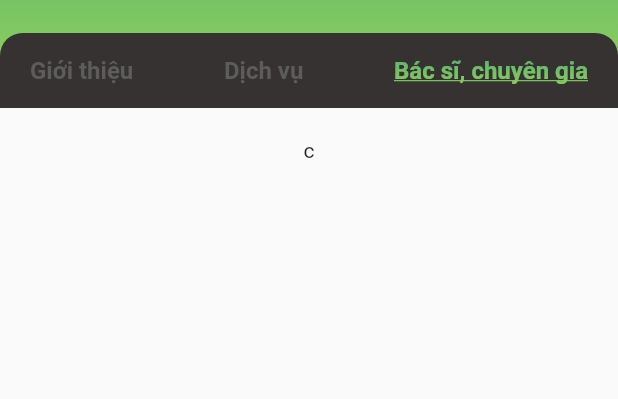
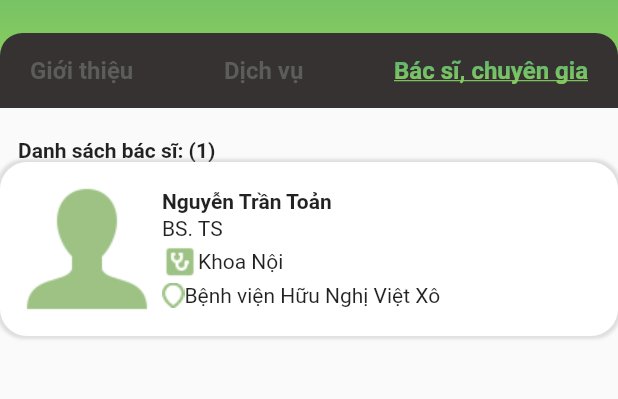
Before and after one commit to vominhthongss/seniorplus, a Flutter app: the FacilityDetailScreen screen opened directly with empty values, after a tap on "Dịch vụ", after a tap on "Bác sĩ, chuyên gia", on a phone screen of 412 x 824 dp, the part 117-516 px from its top. Run offline on Flutter 3.47's test engine with Material 2 defaults, Android fonts, the phone set to English and light mode, and no system bars; our stand-ins replace dio, flutter_svg; network calls fail.

Commit message:
add tab3

```diff
--- /dev/null
+++ b/lib/interfaces/doctor.dart
@@ -0,0 +1,15 @@
+class Doctor {
+  final String name;
+  final String? avatar;
+  final String job;
+  final String department;
+  final String hospital;
+
+  const Doctor({
+    required this.name,
+    this.avatar,
+    required this.job,
+    required this.department,
+    required this.hospital,
+  });
+}
--- a/lib/screens/facility-detail-screen.dart
+++ b/lib/screens/facility-detail-screen.dart
@@ -1,9 +1,11 @@
 import 'package:flutter/material.dart';
 import 'package:flutter/src/widgets/framework.dart';
 import 'package:flutter/src/widgets/placeholder.dart';
+import 'package:seniorplus/interfaces/doctor.dart';
 import 'package:seniorplus/interfaces/health-department.dart';
 import 'package:seniorplus/interfaces/hospital.dart';
 import 'package:seniorplus/widgets/button.dart';
+import 'package:seniorplus/widgets/doctor-item.dart';
 import 'package:seniorplus/widgets/health-service-item.dart';
 import 'package:seniorplus/widgets/hospital-item.dart';
 import 'package:seniorplus/widgets/shader-text.dart';
@@ -172,9 +174,45 @@
 }
 
 class _Tab3State extends State<Tab3> {
+  final List<Doctor> doctors = [
+    const Doctor(
+      hospital: 'Bệnh viện Hữu Nghị Việt Xô',
+      name: 'Nguyễn Trần Toản',
+      job: 'BS. TS',
+      department: 'Khoa Nội',
+    )
+  ];
   @override
   Widget build(BuildContext context) {
-    return Text('c');
+    return Column(
+      children: [
+        Row(
+          children: [
+            Row(
+              children: [
+                Padding(
+                  padding: const EdgeInsets.only(left: 12),
+                  child: Text(
+                    'Danh sách bác sĩ: (${doctors.length})',
+                    style: const TextStyle(fontWeight: FontWeight.bold),
+                  ),
+                ),
+              ],
+            ),
+          ],
+        ),
+        SizedBox(
+          height: MediaQuery.of(context).size.height,
+          child: ListView.builder(
+            itemCount: doctors.length,
+            itemBuilder: (context, index) {
+              final item = doctors[index];
+              return DoctorItem(item: item);
+            },
+          ),
+        ),
+      ],
+    );
   }
 }
 
@@ -189,25 +227,36 @@
 
 class _Tab2State extends State<Tab2> {
   final List<HealthService> healthDepartments = [
-    HealthService('Khám Nội Khoa (Lão Khoa)', '50.000 VND', '5'),
-    HealthService('Khám Nội Khoa (Lão Khoa)', '50.000 VND', '5'),
-    HealthService('Khám Nội Khoa (Lão Khoa)', '50.000 VND', '5'),
-    HealthService('Khám Nội Khoa (Lão Khoa)', '50.000 VND', '5'),
+    const HealthService('Khám Nội Khoa (Lão Khoa)', '50.000 VND', '5'),
+    const HealthService('Khám Nội Khoa (Lão Khoa)', '50.000 VND', '5'),
+    const HealthService('Khám Nội Khoa (Lão Khoa)', '50.000 VND', '5'),
+    const HealthService('Khám Nội Khoa (Lão Khoa)', '50.000 VND', '5'),
   ];
   @override
   Widget build(BuildContext context) {
     return Column(
       children: [
-        Text('Danh sách dịch vụ: '),
+        Row(
+          children: [
+            Padding(
+              padding: const EdgeInsets.only(left: 12),
+              child: Text(
+                'Danh sách dịch vụ: (${healthDepartments.length})',
+                style: const TextStyle(fontWeight: FontWeight.bold),
+              ),
+            ),
+          ],
+        ),
         SizedBox(
           height: MediaQuery.of(context).size.height,
           child: ListView.builder(
-              itemCount: healthDepartments.length,
-              itemBuilder: (context, index) {
-                final item = healthDepartments[index];
-                return HealthServiceItem(item: item);
-              }),
-        )
+            itemCount: healthDepartments.length,
+            itemBuilder: (context, index) {
+              final item = healthDepartments[index];
+              return HealthServiceItem(item: item);
+            },
+          ),
+        ),
       ],
     );
   }
@@ -261,7 +310,10 @@
                       width: MediaQuery.of(context).size.width / 4,
                       child: Center(
                           child: Column(
-                        children: [Text('Lượt đặt khám'), Text('123 lượt')],
+                        children: const [
+                          Text('Lượt đặt khám'),
+                          Text('123 lượt')
+                        ],
                       ))),
                   Container(
                     width: MediaQuery.of(context).size.width / 4,
@@ -273,7 +325,7 @@
                     ),
                     child: Center(
                         child: Column(
-                      children: [Text('Lượt tư vấn'), Text('23 lượt')],
+                      children: const [Text('Lượt tư vấn'), Text('23 lượt')],
                     )),
                   ),
                   Container(
@@ -285,8 +337,8 @@
                           Row(
                             mainAxisAlignment: MainAxisAlignment.center,
                             children: [
-                              Text('5'),
-                              SizedBox(
+                              const Text('5'),
+                              const SizedBox(
                                 width: 4,
                               ),
                               Image.asset('assets/images/star.png')
--- /dev/null
+++ b/lib/widgets/doctor-item.dart
@@ -0,0 +1,75 @@
+import 'package:flutter/cupertino.dart';
+import 'package:flutter/material.dart';
+import 'package:seniorplus/interfaces/doctor.dart';
+
+class DoctorItem extends StatelessWidget {
+  const DoctorItem({
+    super.key,
+    required this.item,
+  });
+
+  final Doctor item;
+
+  @override
+  Widget build(BuildContext context) {
+    return Container(
+      decoration: BoxDecoration(
+        boxShadow: [
+          BoxShadow(
+            color: Colors.grey.withOpacity(0.3),
+            spreadRadius: 2,
+            blurRadius: 1,
+            offset: const Offset(0, 0),
+          ),
+        ],
+        borderRadius: BorderRadius.circular(18),
+        color: Colors.white,
+      ),
+      child: Padding(
+        padding: const EdgeInsets.all(8.0),
+        child: Row(
+          children: [
+            Image.asset('assets/images/Avatar.png'),
+            Column(
+              crossAxisAlignment: CrossAxisAlignment.start,
+              children: [
+                const SizedBox(
+                  height: 2,
+                ),
+                Text(
+                  item.name,
+                  style: TextStyle(fontWeight: FontWeight.bold),
+                ),
+                const SizedBox(
+                  height: 2,
+                ),
+                Text(item.job),
+                const SizedBox(
+                  height: 2,
+                ),
+                Row(
+                  children: [
+                    Image.asset('assets/images/SystemDiagnostic.png'),
+                    Text(item.department),
+                  ],
+                ),
+                const SizedBox(
+                  height: 2,
+                ),
+                Row(
+                  children: [
+                    Image.asset('assets/images/HospitalLocation.png'),
+                    Text(item.hospital),
+                  ],
+                ),
+                const SizedBox(
+                  height: 2,
+                ),
+              ],
+            ),
+          ],
+        ),
+      ),
+    );
+  }
+}
--- a/lib/widgets/health-service-item.dart
+++ b/lib/widgets/health-service-item.dart
@@ -19,19 +19,49 @@
         child: Container(
           decoration: BoxDecoration(
               border: Border.all(width: 1, color: Colors.black),
-              borderRadius: BorderRadius.circular(10)),
+              borderRadius: BorderRadius.circular(18)),
           child: Row(
             mainAxisAlignment: MainAxisAlignment.spaceBetween,
             children: [
-              Column(
-                crossAxisAlignment: CrossAxisAlignment.start,
-                children: [Text(item.name), Text(item.price)],
+              Padding(
+                padding: const EdgeInsets.all(12.0),
+                child: Column(
+                  crossAxisAlignment: CrossAxisAlignment.start,
+                  children: [
+                    Text(item.name),
+                    const SizedBox(
+                      height: 3,
+                    ),
+                    Row(
+                      children: [
+                        Image.asset('assets/images/AveragePrice.png'),
+                        Text(item.price),
+                      ],
+                    )
+                  ],
+                ),
               ),
               Row(
                 children: [
                   Padding(
                     padding: const EdgeInsets.only(top: 20),
-                    child: Text(item.rate),
+                    child: Container(
+                        decoration: BoxDecoration(
+                          borderRadius: BorderRadius.circular(12),
+                          color: Color(0xffFFB800),
+                        ),
+                        child: Padding(
+                          padding: const EdgeInsets.fromLTRB(5, 1, 5, 1),
+                          child: Row(
+                            children: [
+                              Text(item.rate),
+                              const SizedBox(
+                                width: 8,
+                              ),
+                              Image.asset('assets/images/SmallStar.png')
+                            ],
+                          ),
+                        )),
                   ),
                   const SizedBox(
                     width: 10,
--- a/pubspec.yaml
+++ b/pubspec.yaml
@@ -102,6 +102,11 @@
       - assets/images/search.png
       - assets/images/star.png
       - assets/images/Next.png
+      - assets/images/AveragePrice.png
+      - assets/images/SmallStar.png
+      - assets/images/Avatar.png
+      - assets/images/SystemDiagnostic.png
+      - assets/images/HospitalLocation.png
   #   - images/a_dot_ham.jpeg
 
   # An image asset can refer to one or more resolution-specific "variants", see
```
Also changed, not shown: assets/images/Avatar.png (added), assets/images/AveragePrice.png (added), assets/images/HospitalLocation.png (added), assets/images/SmallStar.png (added), assets/images/SystemDiagnostic.png (added).
